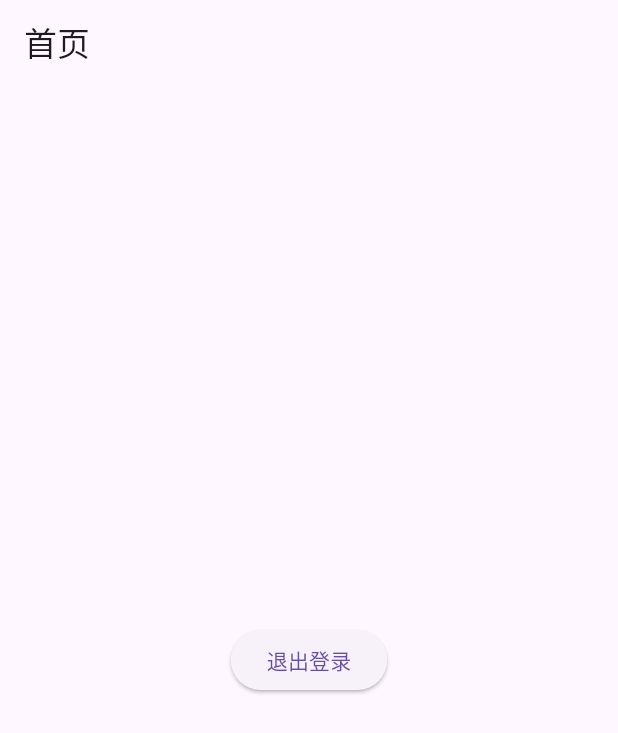
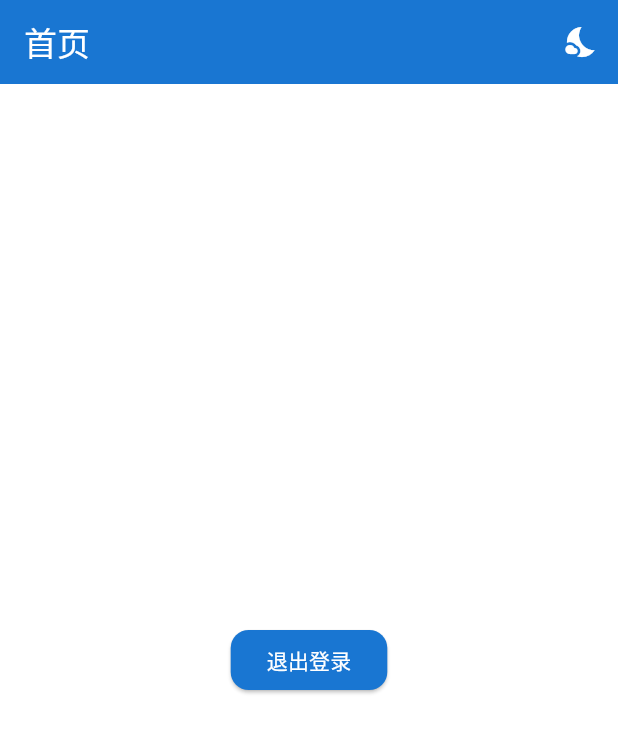
Before and after one commit to m-ice/minions, a Flutter app: the HomePage screen opened by its route, on a phone screen of 412 x 824 dp. Shown: the top 733 px of the screen. Run offline on Flutter 3.47's test engine with Material 3 defaults, Android fonts, the phone set to English and light mode, and no system bars; our stand-ins replace bloc, dio, equatable, flutter_bloc, get_it, go_router and 2 more; accounts and stored records are empty.

Commit message:
更新代码

```diff
--- a/lib/app/app.dart
+++ b/lib/app/app.dart
@@ -1,23 +1,32 @@
 import 'package:flutter/material.dart';
 import 'package:flutter_bloc/flutter_bloc.dart';
 import 'package:minions/app/router.dart';
-
+import 'package:minions/app/theme.dart';
 import '../features/auth/presentation/blocs/auth/auth_bloc.dart';
 import '../injection.dart';
 
+class App extends StatelessWidget {
+  final AuthBloc authBloc;
+  const App({super.key, required this.authBloc});
 
-class App extends StatelessWidget {
-  const App({super.key});
-
+  // 保存当前主题模式
+  static final ValueNotifier<ThemeMode> themeNotifier =
+  ValueNotifier(ThemeMode.light);
   @override
   Widget build(BuildContext context) {
-    AuthBloc authBloc = getIt();
 
-    return BlocProvider.value(
-      value: authBloc,
-      child: MaterialApp.router(
-        debugShowCheckedModeBanner: false,
-        routerConfig: AppRouter.create(getIt()),
+    return BlocProvider.value(value: authBloc,
+      child: ValueListenableBuilder<ThemeMode>(
+          valueListenable: themeNotifier,
+          builder: (_, mode, __) {
+          return MaterialApp.router(
+            debugShowCheckedModeBanner: false,
+            theme: AppTheme.lightTheme,
+            darkTheme: AppTheme.darkTheme,
+            themeMode: mode, // 跟随系统
+            routerConfig: AppRouter.create(authBloc),
+          );
+        }
       ),
     );
   }
--- a/lib/app/theme.dart
+++ b/lib/app/theme.dart
@@ -0,0 +1,94 @@
+import 'package:flutter/material.dart';
+
+class AppTheme {
+  /// 主色
+  static const Color primaryColor = Color(0xFF1976D2);
+
+  /// 次要色
+  static const Color secondaryColor = Color(0xFF42A5F5);
+
+  /// 错误色
+  static const Color errorColor = Color(0xFFD32F2F);
+
+  /// 全局圆角
+  static const BorderRadius defaultRadius = BorderRadius.all(Radius.circular(12));
+
+  /// 通用文字样式
+  static const TextTheme baseTextTheme = TextTheme(
+    headlineLarge: TextStyle(fontSize: 24, fontWeight: FontWeight.bold),
+    bodyMedium: TextStyle(fontSize: 16),
+  );
+
+  /// 通用按钮样式
+  static final ButtonStyle baseButtonStyle = ElevatedButton.styleFrom(
+    backgroundColor: primaryColor,
+    foregroundColor: Colors.white,
+    shape: RoundedRectangleBorder(borderRadius: defaultRadius),
+  );
+
+  /// 通用输入框样式
+  static InputDecorationTheme baseInputDecorationTheme(Color borderColor, Color focusedColor) {
+    return InputDecorationTheme(
+      border: OutlineInputBorder(
+        borderRadius: defaultRadius,
+        borderSide: BorderSide(color: borderColor, width: 1.5),
+      ),
+      enabledBorder: OutlineInputBorder(
+        borderRadius: defaultRadius,
+        borderSide: BorderSide(color: Colors.grey, width: 1.0),
+      ),
+      focusedBorder: OutlineInputBorder(
+        borderRadius: defaultRadius,
+        borderSide: BorderSide(color: focusedColor, width: 2.0),
+      ),
+      errorBorder: OutlineInputBorder(
+        borderRadius: defaultRadius,
+        borderSide: const BorderSide(color: errorColor, width: 1.5),
+      ),
+      focusedErrorBorder: OutlineInputBorder(
+        borderRadius: defaultRadius,
+        borderSide: const BorderSide(color: errorColor, width: 2.0),
+      ),
+    );
+  }
+
+  /// 亮色主题
+  static ThemeData lightTheme = ThemeData(
+    brightness: Brightness.light,
+    primaryColor: primaryColor,
+    colorScheme: const ColorScheme.light(
+      primary: primaryColor,
+      secondary: secondaryColor,
+      error: errorColor,
+    ),
+    scaffoldBackgroundColor: Colors.white,
+    appBarTheme: const AppBarTheme(
+      backgroundColor: primaryColor,
+      foregroundColor: Colors.white,
+      elevation: 0,
+    ),
+    textTheme: baseTextTheme,
+    elevatedButtonTheme: ElevatedButtonThemeData(style: baseButtonStyle),
+    inputDecorationTheme: baseInputDecorationTheme(Colors.blue, Colors.blue),
+  );
+
+  /// 暗色主题
+  static ThemeData darkTheme = ThemeData(
+    brightness: Brightness.dark,
+    primaryColor: primaryColor,
+    colorScheme: const ColorScheme.dark(
+      primary: primaryColor,
+      secondary: secondaryColor,
+      error: errorColor,
+    ),
+    scaffoldBackgroundColor: const Color(0xFF121212),
+    appBarTheme: const AppBarTheme(
+      backgroundColor: primaryColor,
+      foregroundColor: Colors.white,
+      elevation: 0,
+    ),
+    textTheme: baseTextTheme,
+    elevatedButtonTheme: ElevatedButtonThemeData(style: baseButtonStyle),
+    inputDecorationTheme: baseInputDecorationTheme(Colors.blueGrey, Colors.lightBlueAccent),
+  );
+}
--- a/lib/features/auth/data/models/user_model.dart
+++ b/lib/features/auth/data/models/user_model.dart
@@ -1,4 +1,3 @@
-// lib/features/auth/data/models/user_model.dart
 import '../../domain/entities/user.dart';
 
 class UserModel extends User {
--- a/lib/features/auth/domain/entities/user.dart
+++ b/lib/features/auth/domain/entities/user.dart
@@ -1,4 +1,3 @@
-// lib/features/auth/domain/entities/user.dart
 class User {
   final String id;
   final String username;
--- a/lib/features/auth/domain/useCases/login_use_case.dart
+++ b/lib/features/auth/domain/useCases/login_use_case.dart
@@ -1,5 +1,3 @@
-// lib/features/auth/domain/usecases/login_use_case.dart
-
 import '../../data/repositories/auth_repository.dart';
 import '../entities/user.dart';
 
--- a/lib/features/auth/presentation/blocs/auth/auth_event.dart
+++ b/lib/features/auth/presentation/blocs/auth/auth_event.dart
@@ -9,12 +9,9 @@ sealed class AuthEvent extends Equatable{
 
 class AppStarted extends AuthEvent {}
 class LoggedIn extends AuthEvent {
-
   final String username;
   final String password;
-
   LoggedIn(this.username, this.password);
-
   @override
   List<Object?> get props => [username, password];
 }
--- a/lib/features/home/presentation/pages/home_page.dart
+++ b/lib/features/home/presentation/pages/home_page.dart
@@ -1,6 +1,7 @@
 import 'package:flutter/material.dart';
 import 'package:flutter_bloc/flutter_bloc.dart';
 
+import '../../../../app/app.dart';
 import '../../../auth/presentation/blocs/auth/auth_bloc.dart';
 
 class HomePage extends StatelessWidget {
@@ -9,7 +10,19 @@ class HomePage extends StatelessWidget {
   @override
   Widget build(BuildContext context) {
     return Scaffold(
-      appBar: AppBar(title: const Text('首页')),
+      appBar: AppBar(title: const Text('首页'),
+      actions: [
+
+        IconButton(onPressed: (){
+          if (App.themeNotifier.value == ThemeMode.light) {
+            App.themeNotifier.value = ThemeMode.dark;
+          } else {
+            App.themeNotifier.value = ThemeMode.light;
+          }
+        }, icon: Icon(
+            App.themeNotifier.value ==
+                ThemeMode.light?Icons.nights_stay:Icons.wb_sunny),),
+      ],),
       body: Center(
         child: ElevatedButton(
           onPressed: () {
--- a/lib/injection.dart
+++ b/lib/injection.dart
@@ -1,4 +1,3 @@
-// lib/injection.dart
 import 'package:get_it/get_it.dart';
 import 'package:injectable/injectable.dart';
 import 'injection.config.dart';
--- a/pubspec.yaml
+++ b/pubspec.yaml
@@ -42,6 +42,7 @@ dependencies:
   injectable: ^2.5.1
   dio: ^5.9.0
   shared_preferences: ^2.5.3
+  pinput: ^5.0.1
 
 dev_dependencies:
   flutter_test:
```
Also changed, not shown: lib/app/router.dart (+18 -55 lines), lib/features/auth/data/datasources/auth_remote_data_source.dart (+18 -18 lines), lib/features/auth/presentation/blocs/auth/auth_bloc.dart (+24 -9 lines), lib/features/auth/presentation/pages/login_page.dart (+46 -5 lines), lib/features/auth/presentation/widgets/custom_input_widget.dart (added, +245 -0 lines), lib/main.dart (+5 -2 lines), pubspec.lock, 4 other files.
